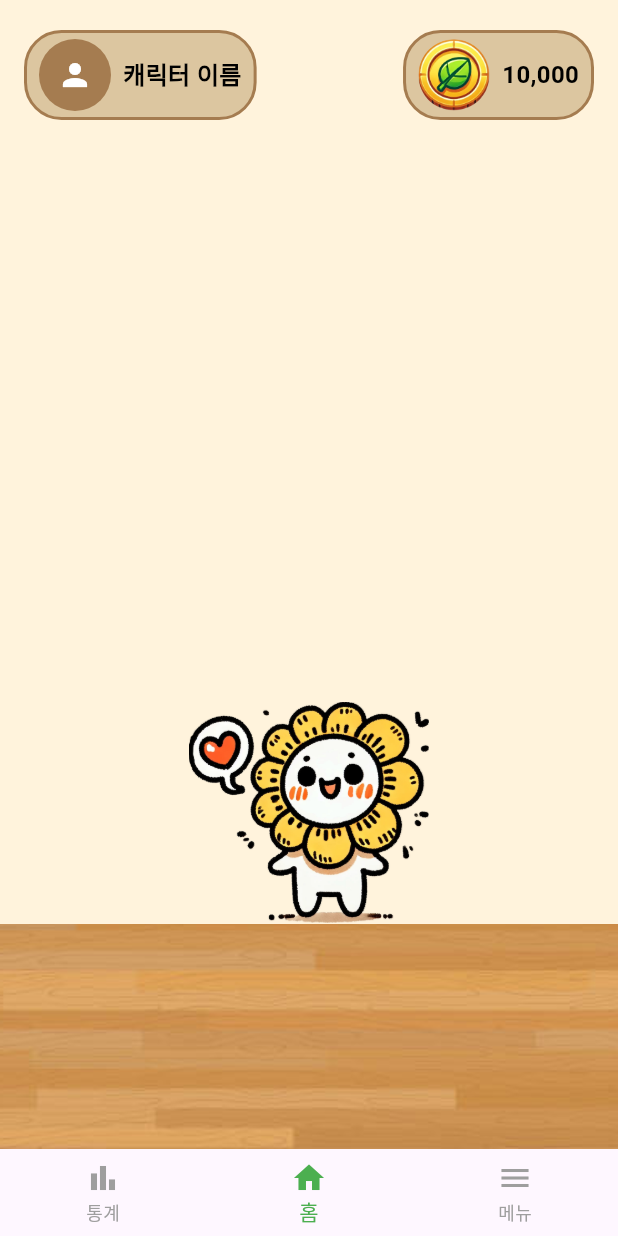
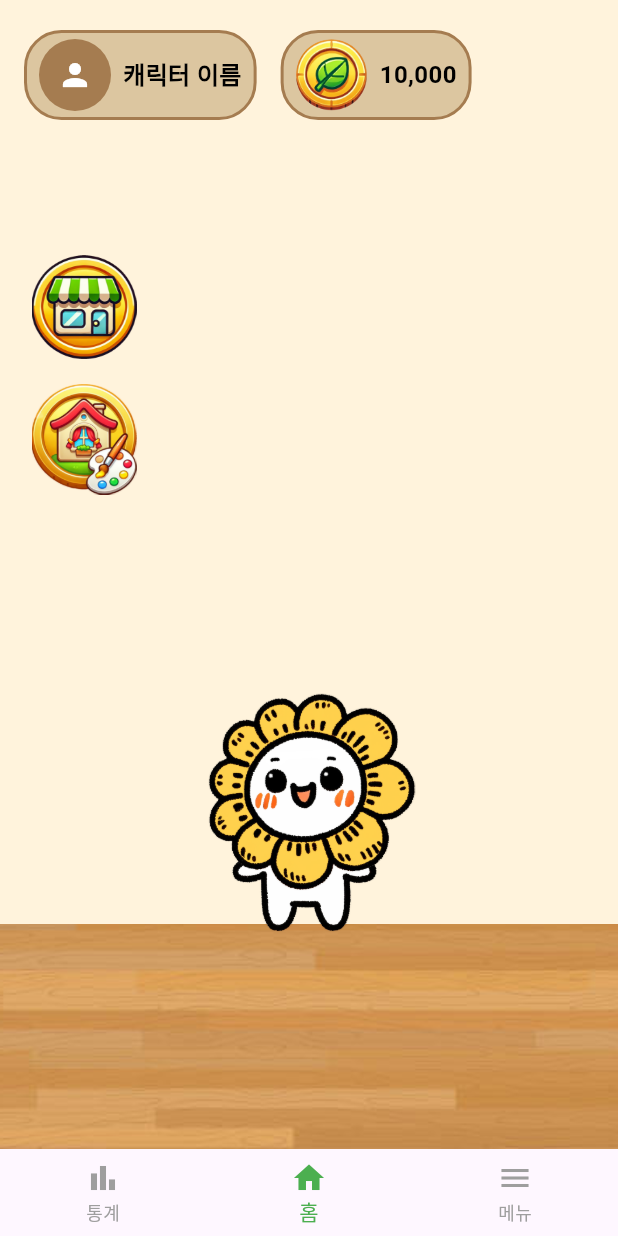
Before and after one commit to Eco-Buddy/Eco-Buddy-FE, a Flutter app: the screen it shows after launch, after a tap on "START", after a tap on "카카오 로그인", on a phone screen of 412 x 824 dp. Run offline on Flutter 3.47's test engine with Material 3 defaults, Android fonts, the phone set to English and light mode, and no system bars; our stand-ins replace fl_chart, flutter_secure_storage.

Commit message:
✨쓰레기 추가 및 아이콘 추가

```diff
--- a/lib/screen/home/home_page.dart
+++ b/lib/screen/home/home_page.dart
@@ -5,14 +5,17 @@ class HomePage extends StatelessWidget {
 
   @override
   Widget build(BuildContext context) {
-    return Stack(
+    return Scaffold(
+      body: Stack(
         children: [
+          // 배경 이미지
           Positioned.fill(
             child: Image.asset(
               'assets/images/background/background_1.png',
               fit: BoxFit.cover,
             ),
           ),
+          // 바닥 이미지
           Positioned(
             bottom: 0,
             left: 0,
@@ -23,28 +26,54 @@ class HomePage extends StatelessWidget {
               height: 150,
             ),
           ),
+          // 사용자 정보와 토큰 정보
           Positioned(
             top: 20,
             left: 16,
-          right: 16,
             child: Row(
               mainAxisAlignment: MainAxisAlignment.spaceBetween,
               children: [
                 _buildUserInfo(),
+                const SizedBox(width: 16.0), // 사용자 정보와 토큰 사이에 고정된 간격 추가
                 _buildTokenInfo(),
               ],
             ),
           ),
+          // Shop Icon과 Custom Icon
+          Positioned(
+            top: MediaQuery.of(context).size.height * 0.2,
+            left: 16, // 왼쪽에 고정
+            child: Column(
+              crossAxisAlignment: CrossAxisAlignment.start, // 아이콘들을 왼쪽 정렬
+              children: [
+                _buildIconButton(
+                  'assets/images/icon/shop_icon.png',
+                  onTap: () {
+                    print("Shop Icon Clicked");
+                  },
+                ),
+                const SizedBox(height: 8), // 간격
+                _buildIconButton(
+                  'assets/images/icon/custom_icon.png',
+                  onTap: () {
+                    print("Custom Icon Clicked");
+                  },
+                ),
+              ],
+            ),
+          ),
+          // 캐릭터 이미지
           Positioned(
             top: MediaQuery.of(context).size.height * 0.56,
             left: (MediaQuery.of(context).size.width - 160) / 2,
             child: Image.asset(
-            'assets/images/character/character_1.png',
+              'assets/images/character/happy-1.png',
               width: 160,
               height: 160,
             ),
           ),
         ],
+      ),
     );
   }
 
@@ -98,6 +127,29 @@ class HomePage extends StatelessWidget {
     );
   }
 
+  Widget _buildIconButton(String iconPath, {required VoidCallback onTap}) {
+    return GestureDetector(
+      onTap: onTap,
+      child: Container(
+        width: 80, // 아이콘 크기 유지
+        height: 80,
+        decoration: BoxDecoration(
+          shape: BoxShape.circle, // 원형으로 유지
+          color: Colors.transparent, // 배경 투명
+        ),
+        child: Center(
+          child: Image.asset(
+            iconPath,
+            width: 70,
+            height: 80,
+            fit: BoxFit.contain,
+          ),
+        ),
+      ),
+    );
+  }
+
+
   BoxDecoration _buildInfoBoxDecoration() {
     return BoxDecoration(
       color: const Color(0xFFDCC6A0),
--- a/lib/screen/login/login_page.dart
+++ b/lib/screen/login/login_page.dart
@@ -54,7 +54,7 @@ class _LoginPageState extends State<LoginPage> {
                     const Text(
                       'ECO Buddy',
                       style: TextStyle(
-                        fontSize: 28,
+                        fontSize: 32,
                         fontWeight: FontWeight.bold,
                         color: Colors.green,
                       ),
--- a/lib/screen/menu/menu_page.dart
+++ b/lib/screen/menu/menu_page.dart
@@ -22,8 +22,14 @@ class _MenuPageState extends State<MenuPage> {
   Widget build(BuildContext context) {
     return Scaffold(
       appBar: AppBar(
-        title: const Text('메뉴'),
-        backgroundColor: Colors.green,
+        title: const Text(
+          '메뉴',
+          style: TextStyle(
+            fontWeight: FontWeight.bold, // Bold 적용
+            color: Colors.white, // 하얀색 글자
+          ),
+        ),
+        backgroundColor: Colors.green[400],
       ),
       body: FutureBuilder<UserModel>(
         future: user,
@@ -111,6 +117,15 @@ class _MenuPageState extends State<MenuPage> {
                       Navigator.pushNamed(context, '/login');
                     },
                   ),
+                  _buildMenuItem(
+                    context,
+                    icon: Icons.lightbulb,
+                    title: '쓰레기 생성',
+                    subtitle: '미션 생성을 위한 쓰레기 생성',
+                    onTap: () {
+                      Navigator.pushNamed(context, '/makeTrash');
+                    },
+                  ),
                 ],
               ),
             ],
@@ -136,7 +151,7 @@ class _MenuPageState extends State<MenuPage> {
               crossAxisAlignment: CrossAxisAlignment.start,
               children: [
                 Text(
-                  '닉네임: ${user.nickname}',
+                  '${user.nickname}',
                   style: const TextStyle(fontSize: 18, fontWeight: FontWeight.bold),
                 ),
                 Text('레벨: ${user.level}', style: const TextStyle(fontSize: 16)),
@@ -179,7 +194,13 @@ class _MenuPageState extends State<MenuPage> {
     return Card(
       child: ListTile(
         leading: Icon(icon, color: Colors.green, size: 36),
-        title: Text(title, style: const TextStyle(fontWeight: FontWeight.bold)),
+        title: Text(
+          title,
+          style: const TextStyle(
+            fontWeight: FontWeight.bold, // Bold 적용
+            color: Colors.black, // 하얀색 적용하려면 여기 수정
+          ),
+        ),
         subtitle: Text(subtitle),
         onTap: onTap,
       ),
--- a/lib/screen/start/start_page.dart
+++ b/lib/screen/start/start_page.dart
@@ -78,7 +78,7 @@ class _StartPageState extends State<StartPage> {
                 style: TextStyle(
                   fontSize: 24,
                   fontWeight: FontWeight.bold,
-                  color: Colors.purple, // 텍스트 색상
+                  color: Colors.black, // 텍스트 색상
                   letterSpacing: 1.5,
                 ),
               ),
--- a/pubspec.yaml
+++ b/pubspec.yaml
@@ -32,4 +32,5 @@ flutter:
     - assets/images/icon/
     - assets/images/profile/
     - assets/images/start/
+    - assets/images/trash/
     - lib/data/user/user_data.json
```
Also changed, not shown: assets/images/character/happy-1.png (added), assets/images/character/normal-1.png (added), assets/images/character/sad-1.png (added), assets/images/icon/custom_icon.png (added), assets/images/icon/shop_icon.png (added), assets/images/trash/trash1.png (added). Lines whose indentation alone changed are shown as unchanged.
